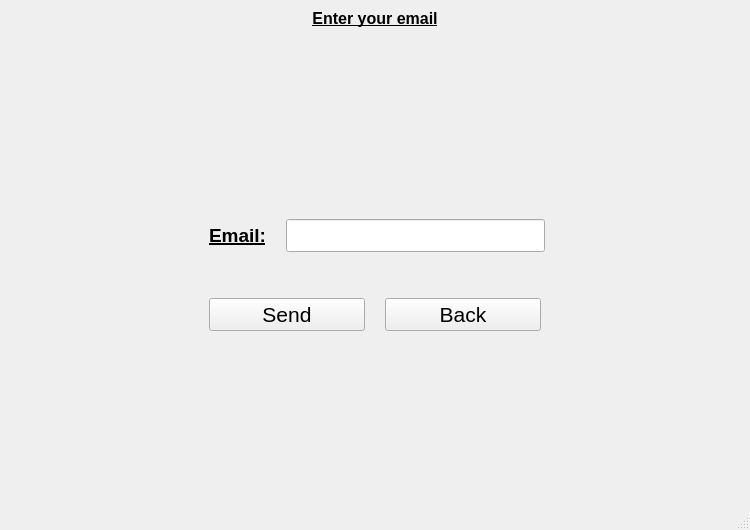
Old version of the form ui/inputpassword.ui in the repository IvnGenza/EasyJob_39.
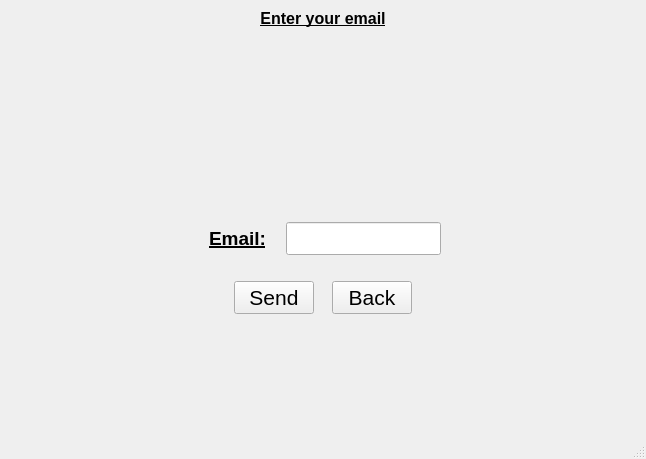
New version of the form.

```diff
--- a/ui/inputpassword.ui
+++ b/ui/inputpassword.ui
@@ -6,8 +6,8 @@
    <rect>
     <x>0</x>
     <y>0</y>
-    <width>750</width>
-    <height>530</height>
+    <width>646</width>
+    <height>459</height>
    </rect>
   </property>
   <property name="font">
@@ -96,39 +96,30 @@
        </layout>
       </item>
       <item>
-       <spacer name="verticalSpacer_3">
-        <property name="orientation">
-         <enum>Qt::Vertical</enum>
-        </property>
-        <property name="sizeHint" stdset="0">
-         <size>
-          <width>20</width>
-          <height>40</height>
-         </size>
-        </property>
-       </spacer>
-      </item>
-      <item>
-       <layout class="QVBoxLayout" name="verticalLayout">
-        <property name="spacing">
-         <number>20</number>
-        </property>
+       <layout class="QVBoxLayout" name="verticalLayout_4">
         <item>
-         <layout class="QHBoxLayout" name="horizontalLayout_2">
-          <property name="spacing">
-           <number>20</number>
+         <spacer name="horizontalSpacer_5">
+          <property name="orientation">
+           <enum>Qt::Horizontal</enum>
           </property>
+          <property name="sizeHint" stdset="0">
+           <size>
+            <width>40</width>
+            <height>20</height>
+           </size>
+          </property>
+         </spacer>
+        </item>
+        <item>
+         <layout class="QHBoxLayout" name="horizontalLayout_3">
           <item>
            <spacer name="horizontalSpacer_2">
             <property name="orientation">
              <enum>Qt::Horizontal</enum>
             </property>
-            <property name="sizeType">
-             <enum>QSizePolicy::Minimum</enum>
-            </property>
             <property name="sizeHint" stdset="0">
              <size>
-              <width>200</width>
+              <width>40</width>
               <height>20</height>
              </size>
             </property>
@@ -141,6 +132,22 @@
             </property>
            </widget>
           </item>
+          <item>
+           <spacer name="horizontalSpacer_6">
+            <property name="orientation">
+             <enum>Qt::Horizontal</enum>
+            </property>
+            <property name="sizeType">
+             <enum>QSizePolicy::Minimum</enum>
+            </property>
+            <property name="sizeHint" stdset="0">
+             <size>
+              <width>12</width>
+              <height>20</height>
+             </size>
+            </property>
+           </spacer>
+          </item>
           <item>
            <widget class="QPushButton" name="back_login_botton">
             <property name="text">
@@ -153,12 +160,9 @@
             <property name="orientation">
              <enum>Qt::Horizontal</enum>
             </property>
-            <property name="sizeType">
-             <enum>QSizePolicy::Minimum</enum>
-            </property>
             <property name="sizeHint" stdset="0">
              <size>
-              <width>200</width>
+              <width>40</width>
               <height>20</height>
              </size>
             </property>
@@ -175,23 +179,10 @@
            </size>
           </property>
           <property name="text">
-           <string>&lt;html&gt;&lt;head/&gt;&lt;body&gt;&lt;p align=&quot;center&quot;&gt;&lt;br/&gt;&lt;/p&gt;&lt;/body&gt;&lt;/html&gt;</string>
+           <string>&lt;html&gt;&lt;head/&gt;&lt;body&gt;&lt;p align=&quot;center&quot;&gt;&lt;span style=&quot; text-decoration: underline; color:#aa0000;&quot;&gt;&lt;br/&gt;&lt;/span&gt;&lt;/p&gt;&lt;/body&gt;&lt;/html&gt;</string>
           </property>
          </widget>
         </item>
-        <item>
-         <spacer name="verticalSpacer_2">
-          <property name="orientation">
-           <enum>Qt::Vertical</enum>
-          </property>
-          <property name="sizeHint" stdset="0">
-           <size>
-            <width>20</width>
-            <height>40</height>
-           </size>
-          </property>
-         </spacer>
-        </item>
        </layout>
       </item>
      </layout>
```
Left out of the diff: 2 changed lines with no effect on the pictures.
